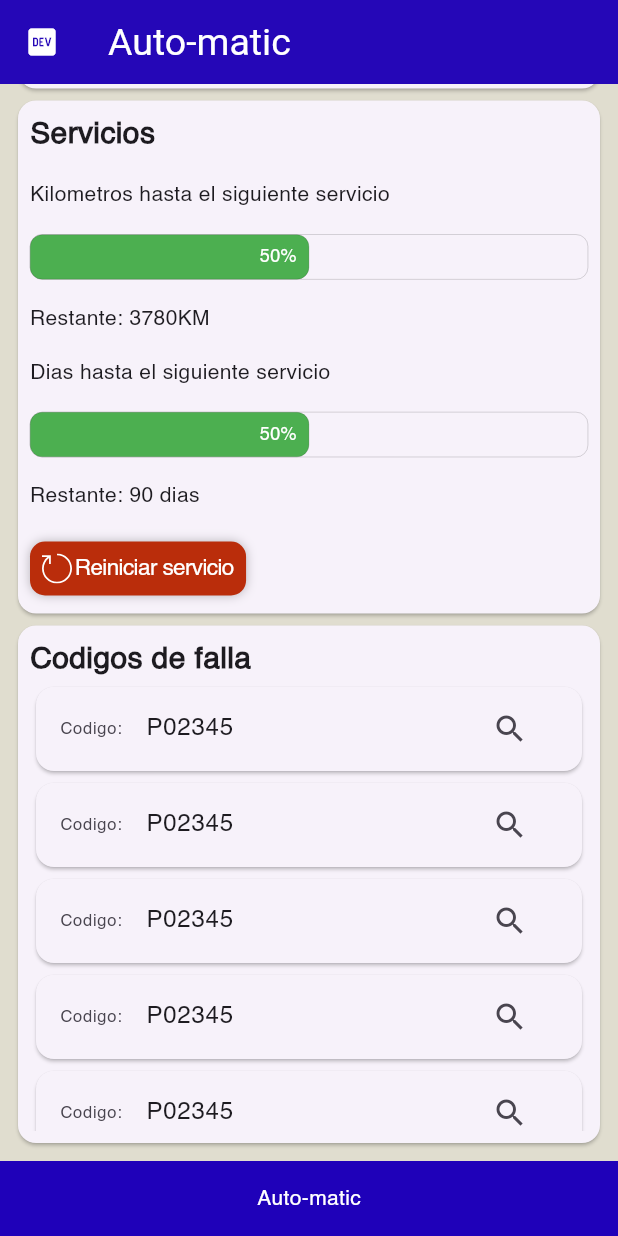
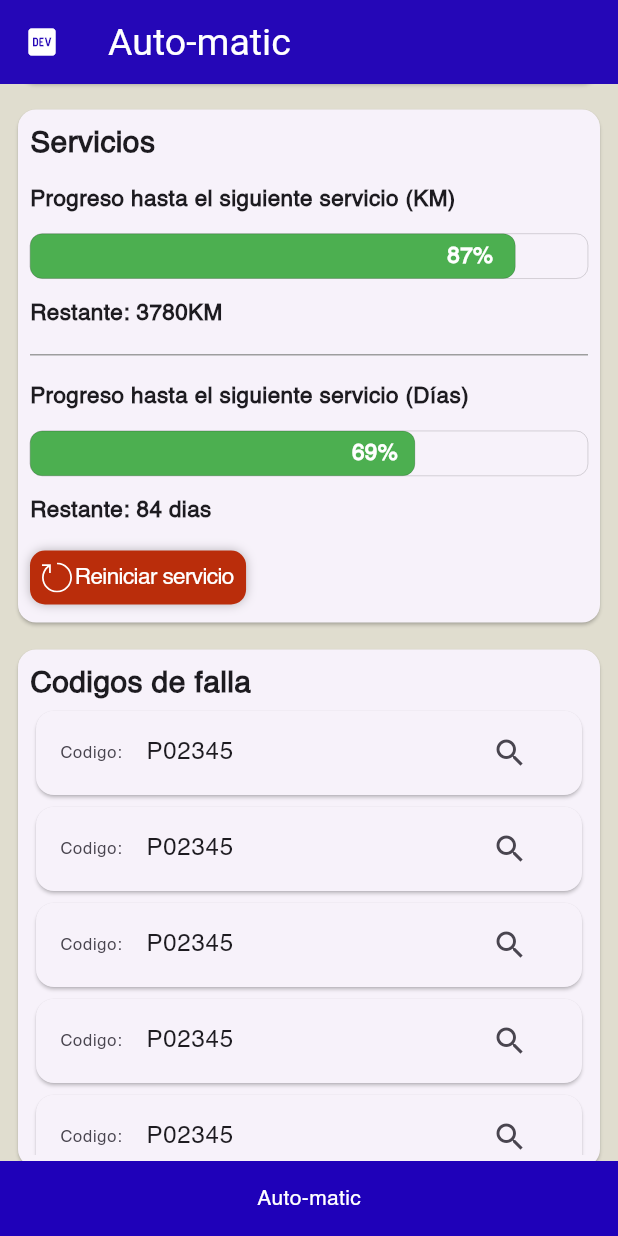
Before and after one commit to UMRGRS/Auto-matic, a Flutter app: the screen it shows after launch, scrolled down 395 dp, on a phone screen of 412 x 824 dp. Run offline on Flutter 3.47's test engine with Material 3 defaults, Android fonts, the light colour scheme and no system bars; drawn by our look-alikes of flutter_animation_progress_bar; our stand-ins replace flutter_svg; missing offline and left inert: speedometer_chart; statements that could not run were skipped.

Commit message:
VehiculeRD complete

```diff
--- a/lib/screens/vehiculeRD/widgets/FailureCodesCard.dart
+++ b/lib/screens/vehiculeRD/widgets/FailureCodesCard.dart
@@ -16,19 +16,19 @@ class _FailureCodesCardState extends State<FailureCodesCard> {
       child: Column(
         crossAxisAlignment: CrossAxisAlignment.start,
         children: [
-          Text(
+          const Text(
             "Codigos de falla",
             style: TextStyle(fontSize: 20, fontWeight: FontWeight.bold),
           ),
-          Container(
+          SizedBox(
             height: 300,
             child: ListView.builder(
               itemCount: 10,
               itemBuilder: (BuildContext context, int index) {
                 return Card(
                   child: ListTile(
-                    leading: Text("Codigo:"),
-                    title: Text("P02345"),
+                    leading: const Text("Codigo:"),
+                    title: const Text("P02345"),
                     trailing: IconButton(icon: Icon(Icons.search), onPressed: () {  },),
                   ),
                 );
--- a/lib/screens/vehiculeRD/widgets/RPM_KPM.dart
+++ b/lib/screens/vehiculeRD/widgets/RPM_KPM.dart
@@ -22,28 +22,28 @@ class _RPMKPMState extends State<RPMKPM> {
           child: Padding(
             padding: EdgeInsets.all(8.0),
             child: SpeedometerChart(
-              title: Text("KPM"),
-              valueWidget: Text("75"),
-              minWidget: Text("0"),
-              maxWidget: Text("100"),
+              title: Text("KPM", style: TextStyle(fontSize: 18, fontWeight: FontWeight.w600),),
+              valueWidget: Text("75", style: TextStyle(fontSize: 18, fontWeight: FontWeight.w600),),
+              minWidget: Text("0", style: TextStyle(fontSize: 18, fontWeight: FontWeight.w600),),
+              maxWidget: Text("200", style: TextStyle(fontSize: 18, fontWeight: FontWeight.w600),),
               dimension: 230,
               minValue: 0,
-              maxValue: 100,
+              maxValue: 200,
               value: 75,
               graphColor: [Colors.green, Colors.green, Colors.yellow, Colors.yellow, Colors.red, Colors.red],
               pointerColor: Colors.black,
             ),
           ),
         ),
-        SizedBox(width: 50,),
+        SizedBox(width: 50,height: 10),
         Card(
           child: Padding(
             padding: EdgeInsets.all(8.0),
             child: SpeedometerChart(
-              title: Text("RPM"),
-              valueWidget: Text("1500"),
-              minWidget: Text("0"),
-              maxWidget: Text("10000"),
+              title: Text("RPM", style: TextStyle(fontSize: 18, fontWeight: FontWeight.w600),),
+              valueWidget: Text("1500", style: TextStyle(fontSize: 18, fontWeight: FontWeight.w600),),
+              minWidget: Text("0", style: TextStyle(fontSize: 18, fontWeight: FontWeight.w600),),
+              maxWidget: Text("10000", style: TextStyle(fontSize: 18, fontWeight: FontWeight.w600),),
               dimension: 230,
               minValue: 0,
               maxValue: 10000,
--- a/lib/screens/vehiculeRD/widgets/ServicesCard.dart
+++ b/lib/screens/vehiculeRD/widgets/ServicesCard.dart
@@ -11,7 +11,7 @@ class ServicesCard extends StatefulWidget {
 class _ServiceCardState extends State<ServicesCard> {
   @override
   Widget build(BuildContext context) {
-    return Container(
+    return SizedBox(
       height: 350,
       child: Card(
           child: Padding(
@@ -20,33 +20,66 @@ class _ServiceCardState extends State<ServicesCard> {
           crossAxisAlignment: CrossAxisAlignment.start,
           mainAxisAlignment: MainAxisAlignment.spaceBetween,
           children: [
-            Text(
+            const Text(
               "Servicios",
               style: TextStyle(fontSize: 20, fontWeight: FontWeight.bold),
             ),
-            Text("Kilometros hasta el siguiente servicio"),
+            const Text(
+              "Progreso hasta el siguiente servicio (KM)",
+              style: TextStyle(
+                fontWeight: FontWeight.w600,
+                fontSize: 15,
+              ),
+            ),
             FAProgressBar(
               maxValue: 100,
               border: Border.all(width: 0.1),
-              currentValue: 50,
+              currentValue: 87,
               displayText: '%',
+              displayTextStyle: const TextStyle(
+                fontWeight: FontWeight.bold,
+                fontSize: 15,
+                color: Colors.white,
+              ),
               progressColor: Colors.green,
             ),
-            Text(
+            const Text(
               "Restante: 3780KM",
-              textAlign: TextAlign.center,
+              style: TextStyle(
+                fontWeight: FontWeight.w600,
+                fontSize: 15,
+              ),
             ),
-            Text("Dias hasta el siguiente servicio"),
+            const Divider(
+              height: 10,
+              thickness: 1,
+              color: Colors.grey,
+            ),
+            const Text(
+              "Progreso hasta el siguiente servicio (Días)",
+              style: TextStyle(
+                fontWeight: FontWeight.w600,
+                fontSize: 15,
+              ),
+            ),
             FAProgressBar(
               maxValue: 100,
               border: Border.all(width: 0.1),
-              currentValue: 50,
+              currentValue: 69,
               displayText: '%',
+              displayTextStyle: const TextStyle(
+                fontWeight: FontWeight.bold,
+                fontSize: 15,
+                color: Colors.white,
+              ),
               progressColor: Colors.green,
             ),
-            Text(
-              "Restante: 90 dias",
-              textAlign: TextAlign.center,
+            const Text(
+              "Restante: 84 dias",
+              style: TextStyle(
+                fontWeight: FontWeight.w600,
+                fontSize: 15,
+              ),
             ),
             ImportantTextButton(
               text: "Reiniciar servicio",
--- a/lib/screens/vehiculeRD/widgets/TempBattery.dart
+++ b/lib/screens/vehiculeRD/widgets/TempBattery.dart
@@ -18,27 +18,47 @@ class _TempBatteryState extends State<TempBattery> {
         children: [
           Card(
             child: ListTile(
-              leading: SvgPicture.asset("assets/pages/vehiculeRD/icons/temperature.svg"),
-              title: const Text("Temperatura"),
+              leading: SvgPicture.asset(
+                  "assets/pages/vehiculeRD/icons/temperature.svg"),
+              title: const Text(
+                "Temperatura",
+                style: TextStyle(fontSize: 18, fontWeight: FontWeight.w600),
+              ),
               subtitle: FAProgressBar(
                 maxValue: 150,
                 border: Border.all(width: 0.1),
                 currentValue: 100,
                 displayText: ' °C',
+                displayTextStyle: const TextStyle(
+                  fontWeight: FontWeight.bold,
+                  fontSize: 15,
+                  color: Colors.white,
+                ),
                 progressColor: Colors.green,
               ),
             ),
           ),
-          const SizedBox(height: 50,),
+          const SizedBox(
+            height: 20,
+          ),
           Card(
             child: ListTile(
-              leading: SvgPicture.asset("assets/pages/vehiculeRD/icons/carBattery.svg"),
-              title: const Text("Bateria"),
+              leading: SvgPicture.asset(
+                  "assets/pages/vehiculeRD/icons/carBattery.svg"),
+              title: const Text(
+                "Bateria",
+                style: TextStyle(fontSize: 18, fontWeight: FontWeight.w600),
+              ),
               subtitle: FAProgressBar(
                 maxValue: 14,
                 border: Border.all(width: 0.1),
                 currentValue: 13.1,
                 displayText: ' V',
+                displayTextStyle: const TextStyle(
+                  fontWeight: FontWeight.bold,
+                  fontSize: 15,
+                  color: Colors.white,
+                ),
                 progressColor: Colors.green,
               ),
             ),
--- a/lib/screens/vehiculeRD/widgets/vehiculeIndicators.dart
+++ b/lib/screens/vehiculeRD/widgets/vehiculeIndicators.dart
@@ -31,9 +31,11 @@ class VehiculeIndicators extends StatelessWidget {
           const Column(
             children: [
               TempBattery(),
+              SizedBox(height: 10,),
               RPMKPM(),
             ],
           ),
+          const SizedBox(height: 10,),
           // FAILURE CODES / SERVICES
           Builder(builder: (_){
             if(isScreenWide){
@@ -48,6 +50,7 @@ class VehiculeIndicators extends StatelessWidget {
               return const Column(
                 children: [
                   ServicesCard(),
+                  SizedBox(height: 10,),
                   FailureCodesCard()
                 ],
               );
```
